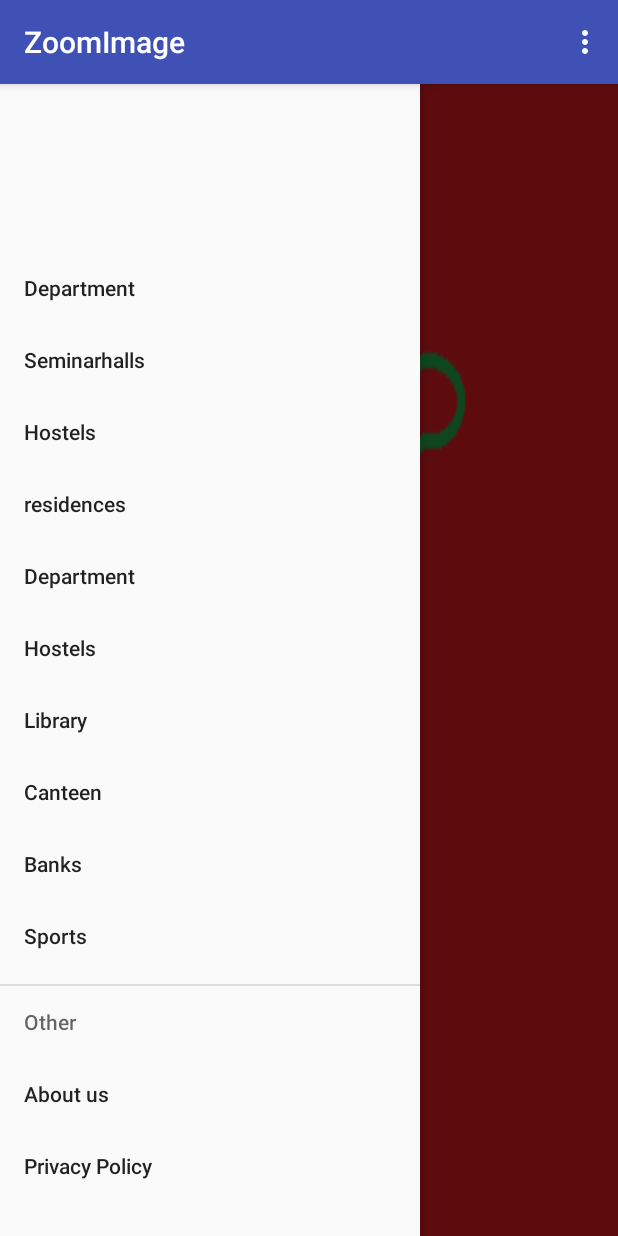
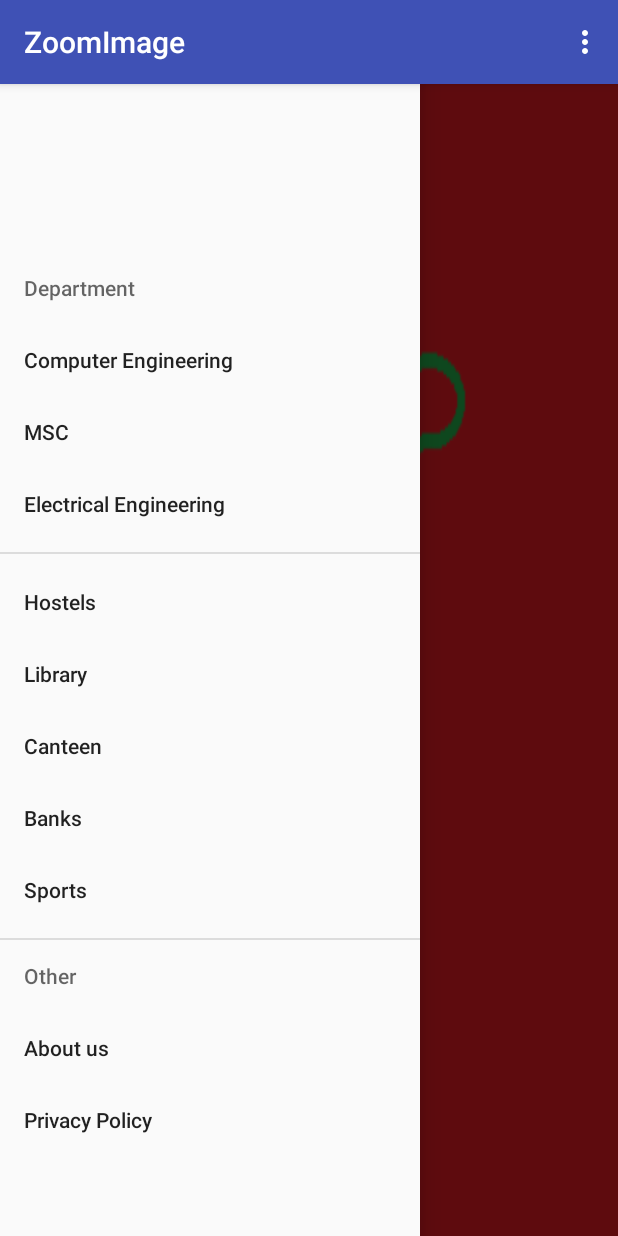
Before and after one commit to sim017/instisvnit, an Android app: the screen it shows after launch (ZoomImage), with the side drawer open, on a phone screen of 412 x 824 dp. Run offline under Robolectric (Android 15) with nearby library versions, the phone set to English and light mode, and no system bars; plain views replace zoomimage.

Commit message:
adding sub menu

```diff
--- a/app/src/main/AndroidManifest.xml
+++ b/app/src/main/AndroidManifest.xml
@@ -7,7 +7,8 @@
         android:icon="@mipmap/ic_launcher"
         android:label="@string/app_name"
         android:supportsRtl="true"
-        android:theme="@style/AppTheme" >
+
+        android:theme="@style/AppTheme.NoActionBar">
         <activity android:name=".ZoomImage" >
             <intent-filter>
                 <action android:name="android.intent.action.MAIN" />
--- a/app/src/main/java/app/com/example/simran/zoomimage/ZoomImage.java
+++ b/app/src/main/java/app/com/example/simran/zoomimage/ZoomImage.java
@@ -41,7 +41,16 @@ public class ZoomImage extends AppCompatActivity {
         super.onCreate(savedInstanceState);
         setContentView(R.layout.activity_zoom_image);
         toolbar = (Toolbar) findViewById(R.id.toolbar);
-        setSupportActionBar(toolbar);
+
+      //  setSupportActionBar(toolbar);
+        //((AppCompatActivity)this).getSupportActionBar().setTitle("Home");
+       // getSupportActionBar().setTitle("title");
+
+     //   ((AppCompatActivity)getActivity()).setSupportActionBar();
+       // getSupportActionBar().setDisplayHomeAsUpEnabled(true);
+        //getSupportActionBar().setHomeButtonEnabled(true);
+        //setSupportActionBar(toolbar);
+        //getSupportActionBar().setHomeAsUpIndicator(R.drawable.ic_list);
 
         mHandler = new Handler();
         mDrawerLayout = (DrawerLayout) findViewById(R.id.drawer_layout);
@@ -77,15 +86,9 @@ public class ZoomImage extends AppCompatActivity {
         setUpNavigationView();
         mRelativeLayout.addView(imageView);
     }
-        //private void loadNavHeader() {
-            // name, website
 
 
-            // loading header background image
 
-            // showing dot next to notifications label
-           // navigationView.getMenu().getItem(3).setActionView(R.layout.menu_dot);
-        //}
         private void setToolbarTitle()
         {
             getSupportActionBar().setTitle(mPlanetTitles[navItemIndex]);
@@ -109,7 +112,7 @@ public class ZoomImage extends AppCompatActivity {
                         navItemIndex = 0;
                         //CURRENT_TAG = TAG_HOME;
                         break;
-                    case R.id.hostels:
+                    case R.id.nav_hostel:
                         navItemIndex = 1;
                         //CURRENT_TAG = TAG_PHOTOS;
                         break;
@@ -156,10 +159,17 @@ public class ZoomImage extends AppCompatActivity {
                 return true;
             }
         });
-        ActionBarDrawerToggle actionBarDrawerToggle = new ActionBarDrawerToggle(this, mDrawerLayout, toolbar, R.string.openDrawer, R.string.closeDrawer) {
+        ActionBarDrawerToggle actionBarDrawerToggle = new ActionBarDrawerToggle(this, mDrawerLayout,toolbar, R.string.openDrawer, R.string.closeDrawer) {
             public void onDrawerClosed(View drawerView) {
                 // Code here will be triggered once the drawer closes as we dont want anything to happen so we leave this blank
+
                 super.onDrawerClosed(drawerView);
+            }
+
+            @Override
+            public void onDrawerSlide(View drawerView, float slideOffset) {
+                super.onDrawerSlide(drawerView, slideOffset);
+                invalidateOptionsMenu();
             }
 
             @Override
@@ -180,6 +190,7 @@ public class ZoomImage extends AppCompatActivity {
             mDrawerLayout.closeDrawers();
             return;
         }
+        super.onBackPressed();
     }
 
 
@@ -230,7 +241,7 @@ public class ZoomImage extends AppCompatActivity {
 
 
 
-/*    @Override
+  /* @Override
     protected void onPostCreate(Bundle savedInstanceState) {
         super.onPostCreate(savedInstanceState);
         // Sync the toggle state after onRestoreInstanceState has occurred.
--- a/app/src/main/res/layout/activity_zoom_image.xml
+++ b/app/src/main/res/layout/activity_zoom_image.xml
@@ -46,6 +46,8 @@
         android:layout_gravity="start"
         android:fitsSystemWindows="true"
         app:headerLayout="@layout/nav_drawer"
+        android:divider="@android:color/black"
+        android:dividerHeight="0dp"
         app:menu="@menu/menu_main" />
     <RelativeLayout
         xmlns:android="http://schemas.android.com/apk/res/android"
--- a/app/src/main/res/layout/app_bar.xml
+++ b/app/src/main/res/layout/app_bar.xml
@@ -18,7 +18,12 @@
             android:layout_width="match_parent"
             android:layout_height="?attr/actionBarSize"
             android:background="?attr/colorPrimary"
-            app:popupTheme="@style/AppTheme.PopupOverlay" />
+            app:popupTheme="@style/AppTheme.PopupOverlay">
+
+        </android.support.v7.widget.Toolbar>
+
+
+
 
     </android.support.design.widget.AppBarLayout>
 
--- a/app/src/main/res/layout/nav_drawer.xml
+++ b/app/src/main/res/layout/nav_drawer.xml
@@ -7,6 +7,7 @@
                 android:gravity="bottom"
                 android:orientation="vertical"
                 android:theme="@style/ThemeOverlay.AppCompat.Dark">
+
 
 
 
--- a/app/src/main/res/menu/menu_main.xml
+++ b/app/src/main/res/menu/menu_main.xml
@@ -3,28 +3,25 @@
       xmlns:tools="http://schemas.android.com/tools"
       tools:context="app.com.example.simran.sim.MainActivity">
 
-    <item
-        android:id="@+id/department"
-        android:title="Department"/>
-    <item
-        android:id="@+id/seminar_halls"
-        android:title="Seminarhalls">
 
-    </item>
-    <item
-        android:id="@+id/hostels"
-        android:title="Hostels">
-
-    </item>
-    <item
-        android:id="@+id/residences"
-        android:title="residences">
-    </item>
     <group android:checkableBehavior="single">
         <item
             android:id="@+id/nav_department"
 
-            android:title="@string/nav_department" />
+            android:title="@string/nav_department" >
+        <menu>
+            <group>
+                <item
+                    android:title="Computer Engineering"></item>
+                <item
+                    android:title="MSC"></item>
+                <item
+                    android:title="Electrical Engineering"></item>
+
+            </group>
+        </menu>
+
+        </item>
         <item
             android:id="@+id/nav_hostel"
 
--- a/app/src/main/res/values/styles.xml
+++ b/app/src/main/res/values/styles.xml
@@ -6,9 +6,12 @@
         <item name="colorPrimary">@color/colorPrimary</item>
         <item name="colorPrimaryDark">@color/colorPrimaryDark</item>
         <item name="colorAccent">@color/colorAccent</item>
+
     </style>
 
     <style name="AppTheme.PopupOverlay">AppTheme.PopupOverlay</style>
     <style name="AppTheme.AppBarOverlay">AppTheme/AppBarOverlay</style>
 
+    <style name="AppTheme.NoActionBar">AppTheme.NoActionBar</style>
+
 </resources>
```
Also changed, not shown: app/src/main/res/layout/activity_main.xml (deleted, +0 -42 lines), app/src/main/res/drawable/ic_drawer.png (added).
